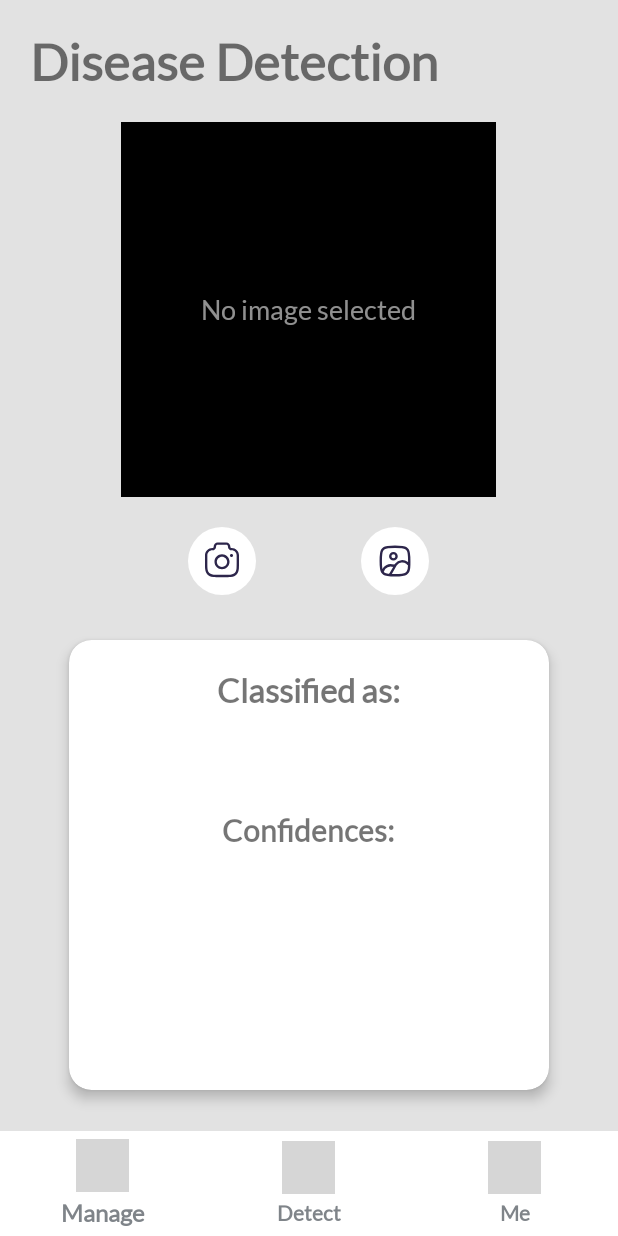
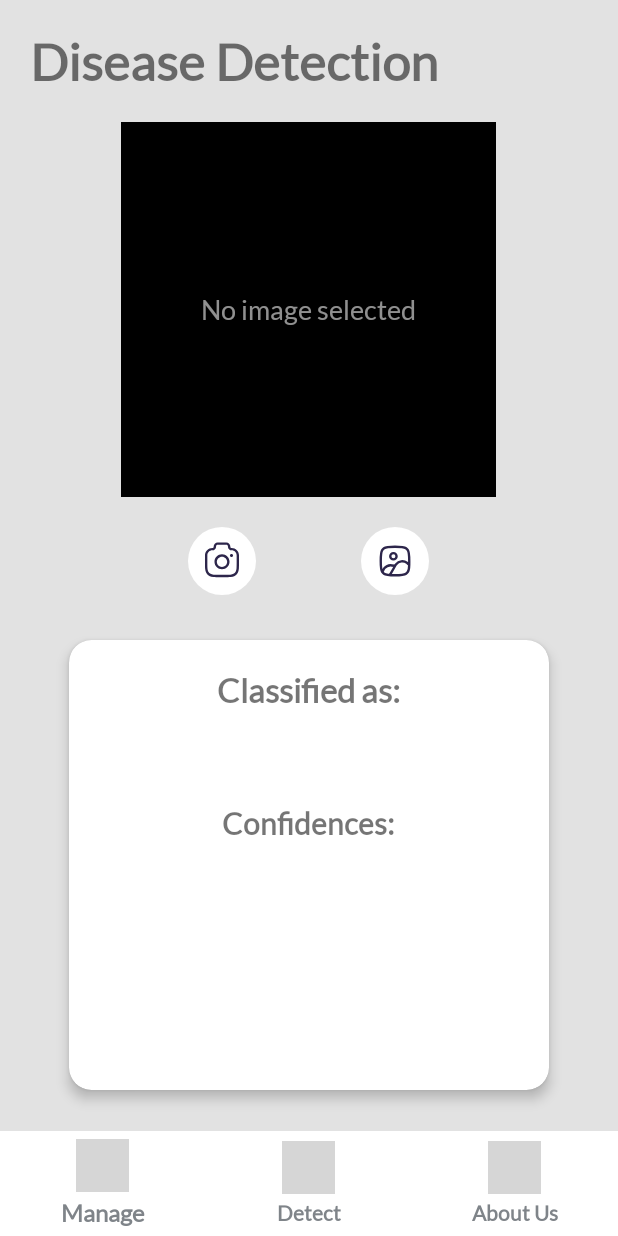
Before and after one commit to thangvb168/Plant-Detection-ZSL, an Android app: the fragment DetectFragment placed in its activity, on a phone screen of 412 x 824 dp. Run offline under Robolectric (Android 15) with nearby library versions, the phone set to English and light mode, and no system bars; libraries missing offline, so code that uses them is left out: com.kwabenaberko.newsapilib; 3 statements that could not run were skipped; grey boxes are pictures that could not be loaded.

Commit message:
Done fix layout News

```diff
--- a/app/src/main/java/com/example/plansdetection/fragment/DetectFragment.java
+++ b/app/src/main/java/com/example/plansdetection/fragment/DetectFragment.java
@@ -109,6 +109,7 @@ public class DetectFragment extends Fragment {
             if (data != null) {
                 Uri imageUri = data.getData();
                 try {
+                    tvImage.setVisibility(View.GONE);
                     Bitmap bitmap = MediaStore.Images.Media.getBitmap(requireActivity().getContentResolver(), imageUri);
                     // Kiểm tra hướng xoay của ảnh và xoay nếu cần
                     showPredition(bitmap);
--- a/app/src/main/java/com/example/plansdetection/fragment/ManageFragment.java
+++ b/app/src/main/java/com/example/plansdetection/fragment/ManageFragment.java
@@ -4,7 +4,6 @@ import android.os.Bundle;
 
 import androidx.annotation.NonNull;
 import androidx.annotation.Nullable;
-import androidx.annotation.UiThread;
 import androidx.fragment.app.Fragment;
 import androidx.recyclerview.widget.LinearLayoutManager;
 import androidx.recyclerview.widget.RecyclerView;
@@ -113,7 +112,7 @@ public class ManageFragment extends Fragment implements View.OnClickListener{
     public View onCreateView(LayoutInflater inflater, ViewGroup container,
                              Bundle savedInstanceState) {
         // Inflate the layout for this fragment
-        return inflater.inflate(R.layout.fragment_mange, container, false);
+        return inflater.inflate(R.layout.fragment_manage, container, false);
     }
 
     @Override
--- /dev/null
+++ b/app/src/main/res/drawable/ic_arrow_back_dark.xml
@@ -0,0 +1,5 @@
+<vector android:autoMirrored="true" android:height="24dp"
+    android:tint="#000000" android:viewportHeight="24"
+    android:viewportWidth="24" android:width="24dp" xmlns:android="http://schemas.android.com/apk/res/android">
+    <path android:fillColor="@android:color/white" android:pathData="M20,11H7.83l5.59,-5.59L12,4l-8,8 8,8 1.41,-1.41L7.83,13H20v-2z"/>
+</vector>
--- a/app/src/main/res/layout/activity_main.xml
+++ b/app/src/main/res/layout/activity_main.xml
@@ -96,7 +96,7 @@
                 android:id="@+id/tvUser"
                 android:layout_width="wrap_content"
                 android:layout_height="wrap_content"
-                android:text="Me"
+                android:text="About Us"
                 android:textColor="@color/icon_btn_nav"
                 android:textSize="14sp"
                 android:textStyle="bold"
--- a/app/src/main/res/layout/fragment_detect.xml
+++ b/app/src/main/res/layout/fragment_detect.xml
@@ -75,7 +75,7 @@
         app:cardCornerRadius="15dp">
         <LinearLayout
             android:layout_width="match_parent"
-            android:layout_height="wrap_content"
+            android:layout_height="match_parent"
             android:orientation="vertical"
             android:gravity="center_horizontal">
             <TextView
@@ -93,10 +93,10 @@
                 android:layout_height="wrap_content"
                 android:textColor="#C30000"
                 android:textStyle="bold"
-                android:textSize="27sp"
+                android:textSize="24sp"
                 android:id="@+id/tvResult"
                 android:layout_marginVertical="10dp"
-                />
+                android:maxLines="2"/>
 
             <TextView
                 android:layout_width="wrap_content"
```
Also changed, not shown: app/src/main/java/com/example/plansdetection/activity/NewsFullActivity.java (+7 -0 lines), app/src/main/res/layout/activity_camera.xml (+8 -4 lines), app/src/main/res/layout/activity_news_full.xml (+7 -0 lines), app/src/main/res/layout/fragment_manage.xml (renamed from app/src/main/res/layout/fragment_mange.xml).
